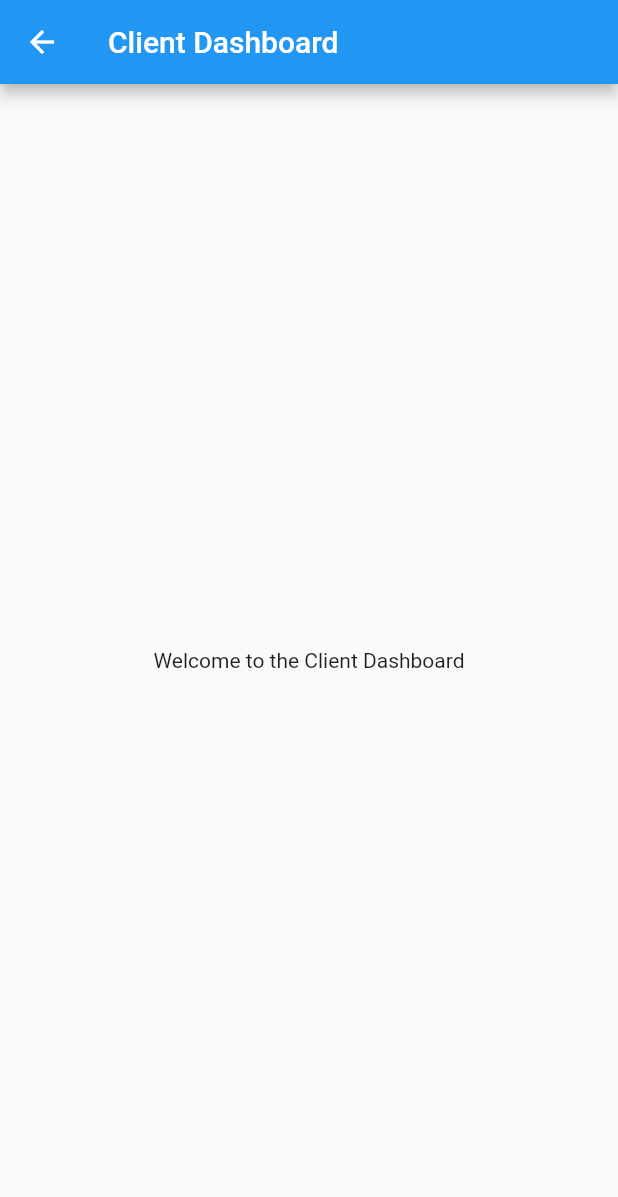
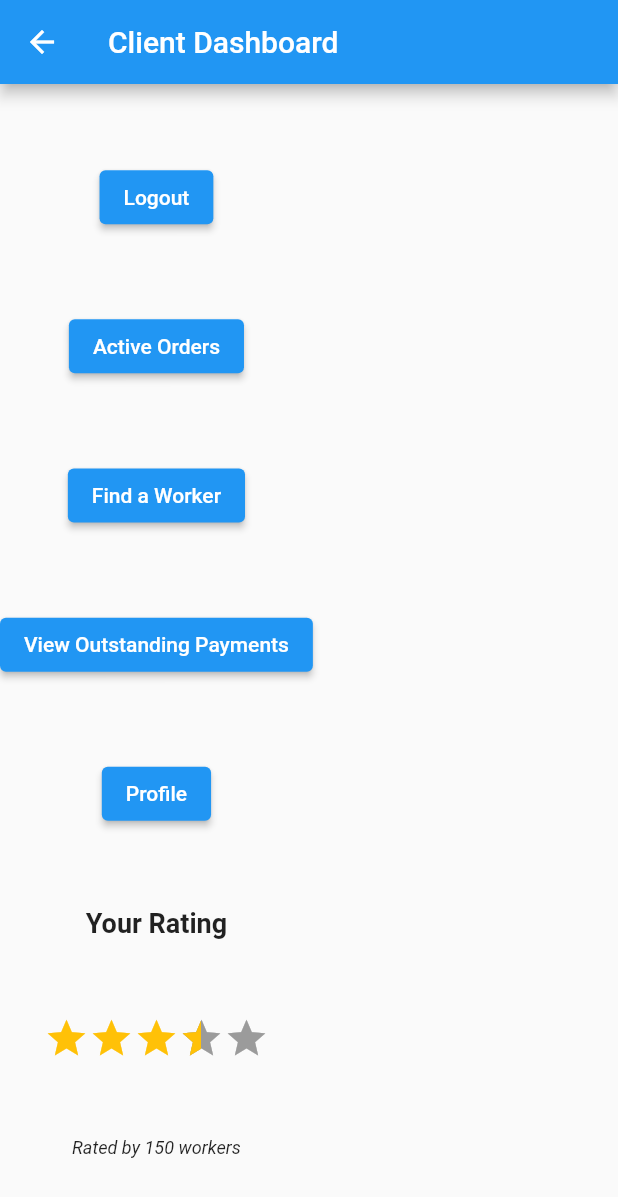
Before and after one commit to BrownYoga/Work-For-Me, a Flutter app: the ClientDashboard screen opened by its route, on a phone screen of 412 x 824 dp. Shown: the top 1197 px of the screen. Run offline on Flutter 3.47's test engine with Material 2 defaults, Android fonts, the phone set to English and light mode, and no system bars; drawn by our look-alikes of flutter_rating_bar; our stand-ins replace flutter_spinkit, image_picker.

Commit message:
Update client_dashboard.dart

```diff
--- a/work_for_me/lib/client/client_dashboard.dart
+++ b/work_for_me/lib/client/client_dashboard.dart
@@ -1,16 +1,73 @@
 import 'package:flutter/material.dart';
+import 'package:flutter_rating_bar/flutter_rating_bar.dart';
 
 class ClientDashboard extends StatelessWidget {
-  const ClientDashboard({Key? key}) : super(key: key);
-
   @override
   Widget build(BuildContext context) {
     return Scaffold(
       appBar: AppBar(
-        title: const Text('Client Dashboard'),
+        title: Text('Client Dashboard'),
       ),
-      body: const Center(
-        child: Text('Welcome to the Client Dashboard'),
+      body: Column(
+        mainAxisAlignment: MainAxisAlignment.spaceEvenly,
+        children: [
+          // Your Buttons Here
+          ElevatedButton(
+            onPressed: () {
+              // TODO: Implement logout functionality
+              Navigator.pushNamed(context, '/home');
+            },
+            child: Text('Logout'),
+          ),
+          ElevatedButton(
+            onPressed: () {
+              // TODO: Implement active orders functionality
+            },
+            child: Text('Active Orders'),
+          ),
+          ElevatedButton(
+            onPressed: () {
+              // TODO: Implement find a worker functionality
+            },
+            child: Text('Find a Worker'),
+          ),
+          ElevatedButton(
+            onPressed: () {
+              // TODO: Implement view outstanding payments functionality
+            },
+            child: Text('View Outstanding Payments'),
+          ),
+          ElevatedButton(
+            onPressed: () {
+              // TODO: Implement profile functionality
+            },
+            child: Text('Profile'),
+          ),
+
+          // Your Rating Bar
+          Text(
+            'Your Rating',
+            style: TextStyle(fontSize: 18, fontWeight: FontWeight.bold),
+          ),
+          RatingBar.builder(
+            initialRating: 3.5,
+            minRating: 1,
+            itemSize: 30,
+            allowHalfRating: true,
+            itemCount: 5,
+            itemBuilder: (context, _) => Icon(
+              Icons.star,
+              color: Colors.amber,
+            ),
+            onRatingUpdate: (rating) {
+              print(rating);
+            },
+          ),
+          Text(
+            'Rated by 150 workers',
+            style: TextStyle(fontSize: 12, fontStyle: FontStyle.italic),
+          ),
+        ],
       ),
     );
   }
```
